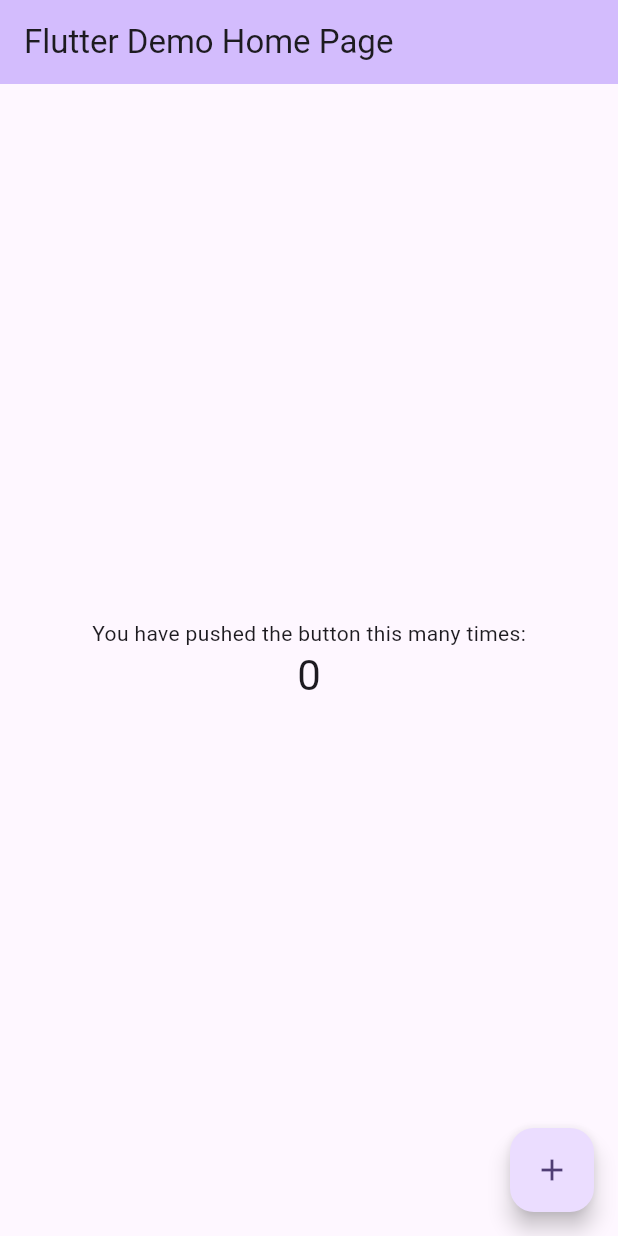
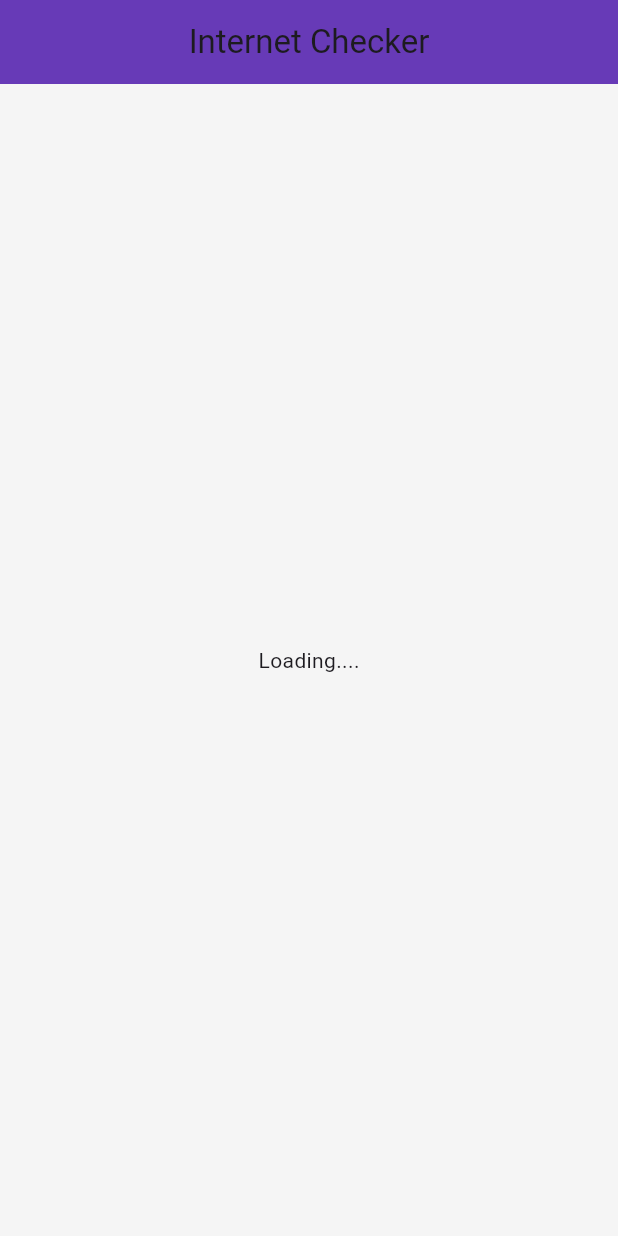
Before and after one commit to robindevelops/Internet-Connectivity-Checker-Using-bloc, a Flutter app: the screen it shows after launch, on a phone screen of 412 x 824 dp. Run offline on Flutter 3.47's test engine with Material 3 defaults, Android fonts, the phone set to English and light mode, and no system bars; our stand-ins replace bloc.

Commit message:
Connectivity-page-is-made

```diff
--- /dev/null
+++ b/lib/bloc/connection_bloc.dart
@@ -0,0 +1,13 @@
+import 'package:bloc/bloc.dart';
+import 'package:meta/meta.dart';
+
+part 'connection_event.dart';
+part 'connection_state.dart';
+
+class ConnectionBloc extends Bloc<ConnectionEvent, ConnectionState> {
+  ConnectionBloc() : super(ConnectionInitial()) {
+    on<ConnectionEvent>((event, emit) {
+      // TODO: implement event handler
+    });
+  }
+}
--- /dev/null
+++ b/lib/bloc/connection_event.dart
@@ -0,0 +1,4 @@
+part of 'connection_bloc.dart';
+
+@immutable
+sealed class ConnectionEvent {}
--- /dev/null
+++ b/lib/bloc/connection_state.dart
@@ -0,0 +1,6 @@
+part of 'connection_bloc.dart';
+
+@immutable
+sealed class ConnectionState {}
+
+final class ConnectionInitial extends ConnectionState {}
--- /dev/null
+++ b/lib/connectivity_page.dart
@@ -0,0 +1,27 @@
+// ignore_for_file: prefer_const_constructors
+
+import 'package:flutter/material.dart';
+
+class ConnectivityPage extends StatefulWidget {
+  const ConnectivityPage({super.key});
+
+  @override
+  State<ConnectivityPage> createState() => _ConnectivityPageState();
+}
+
+class _ConnectivityPageState extends State<ConnectivityPage> {
+  @override
+  Widget build(BuildContext context) {
+    return Scaffold(
+      backgroundColor: Colors.grey[100],
+      appBar: AppBar(
+        centerTitle: true,
+        backgroundColor: Colors.deepPurple,
+        title: Text("Internet Checker"),
+      ),
+      body: Center(
+        child: Text("Loading...."),
+      ),
+    );
+  }
+}
--- a/lib/main.dart
+++ b/lib/main.dart
@@ -1,4 +1,5 @@
 import 'package:flutter/material.dart';
+import 'package:internet_connectivity/connectivity_page.dart';
 
 void main() {
   runApp(const MyApp());
@@ -10,116 +11,9 @@ class MyApp extends StatelessWidget {
   // This widget is the root of your application.
   @override
   Widget build(BuildContext context) {
-    return MaterialApp(
-      title: 'Flutter Demo',
-      theme: ThemeData(
-        // This is the theme of your application.
-        //
-        // TRY THIS: Try running your application with "flutter run". You'll see
-        // the application has a blue toolbar. Then, without quitting the app,
-        // try changing the seedColor in the colorScheme below to Colors.green
-        // and then invoke "hot reload" (save your changes or press the "hot
-        // reload" button in a Flutter-supported IDE, or press "r" if you used
-        // the command line to start the app).
-        //
-        // Notice that the counter didn't reset back to zero; the application
-        // state is not lost during the reload. To reset the state, use hot
-        // restart instead.
-        //
-        // This works for code too, not just values: Most code changes can be
-        // tested with just a hot reload.
-        colorScheme: ColorScheme.fromSeed(seedColor: Colors.deepPurple),
-        useMaterial3: true,
-      ),
-      home: const MyHomePage(title: 'Flutter Demo Home Page'),
+    return const MaterialApp(
+      debugShowCheckedModeBanner: false,
+      home: ConnectivityPage(),
     );
   }
 }
-
-class MyHomePage extends StatefulWidget {
-  const MyHomePage({super.key, required this.title});
-
-  // This widget is the home page of your application. It is stateful, meaning
-  // that it has a State object (defined below) that contains fields that affect
-  // how it looks.
-
-  // This class is the configuration for the state. It holds the values (in this
-  // case the title) provided by the parent (in this case the App widget) and
-  // used by the build method of the State. Fields in a Widget subclass are
-  // always marked "final".
-
-  final String title;
-
-  @override
-  State<MyHomePage> createState() => _MyHomePageState();
-}
-
-class _MyHomePageState extends State<MyHomePage> {
-  int _counter = 0;
-
-  void _incrementCounter() {
-    setState(() {
-      // This call to setState tells the Flutter framework that something has
-      // changed in this State, which causes it to rerun the build method below
-      // so that the display can reflect the updated values. If we changed
-      // _counter without calling setState(), then the build method would not be
-      // called again, and so nothing would appear to happen.
-      _counter++;
-    });
-  }
-
-  @override
-  Widget build(BuildContext context) {
-    // This method is rerun every time setState is called, for instance as done
-    // by the _incrementCounter method above.
-    //
-    // The Flutter framework has been optimized to make rerunning build methods
-    // fast, so that you can just rebuild anything that needs updating rather
-    // than having to individually change instances of widgets.
-    return Scaffold(
-      appBar: AppBar(
-        // TRY THIS: Try changing the color here to a specific color (to
-        // Colors.amber, perhaps?) and trigger a hot reload to see the AppBar
-        // change color while the other colors stay the same.
-        backgroundColor: Theme.of(context).colorScheme.inversePrimary,
-        // Here we take the value from the MyHomePage object that was created by
-        // the App.build method, and use it to set our appbar title.
-        title: Text(widget.title),
-      ),
-      body: Center(
-        // Center is a layout widget. It takes a single child and positions it
-        // in the middle of the parent.
-        child: Column(
-          // Column is also a layout widget. It takes a list of children and
-          // arranges them vertically. By default, it sizes itself to fit its
-          // children horizontally, and tries to be as tall as its parent.
-          //
-          // Column has various properties to control how it sizes itself and
-          // how it positions its children. Here we use mainAxisAlignment to
-          // center the children vertically; the main axis here is the vertical
-          // axis because Columns are vertical (the cross axis would be
-          // horizontal).
-          //
-          // TRY THIS: Invoke "debug painting" (choose the "Toggle Debug Paint"
-          // action in the IDE, or press "p" in the console), to see the
-          // wireframe for each widget.
-          mainAxisAlignment: MainAxisAlignment.center,
-          children: <Widget>[
-            const Text(
-              'You have pushed the button this many times:',
-            ),
-            Text(
-              '$_counter',
-              style: Theme.of(context).textTheme.headlineMedium,
-            ),
-          ],
-        ),
-      ),
-      floatingActionButton: FloatingActionButton(
-        onPressed: _incrementCounter,
-        tooltip: 'Increment',
-        child: const Icon(Icons.add),
-      ), // This trailing comma makes auto-formatting nicer for build methods.
-    );
-  }
-}
--- a/pubspec.yaml
+++ b/pubspec.yaml
@@ -35,6 +35,7 @@ dependencies:
   # The following adds the Cupertino Icons font to your application.
   # Use with the CupertinoIcons class for iOS style icons.
   cupertino_icons: ^1.0.2
+  flutter_bloc: ^8.1.3
 
 dev_dependencies:
   flutter_test:
```
Also changed, not shown: pubspec.lock, 1 other file.
